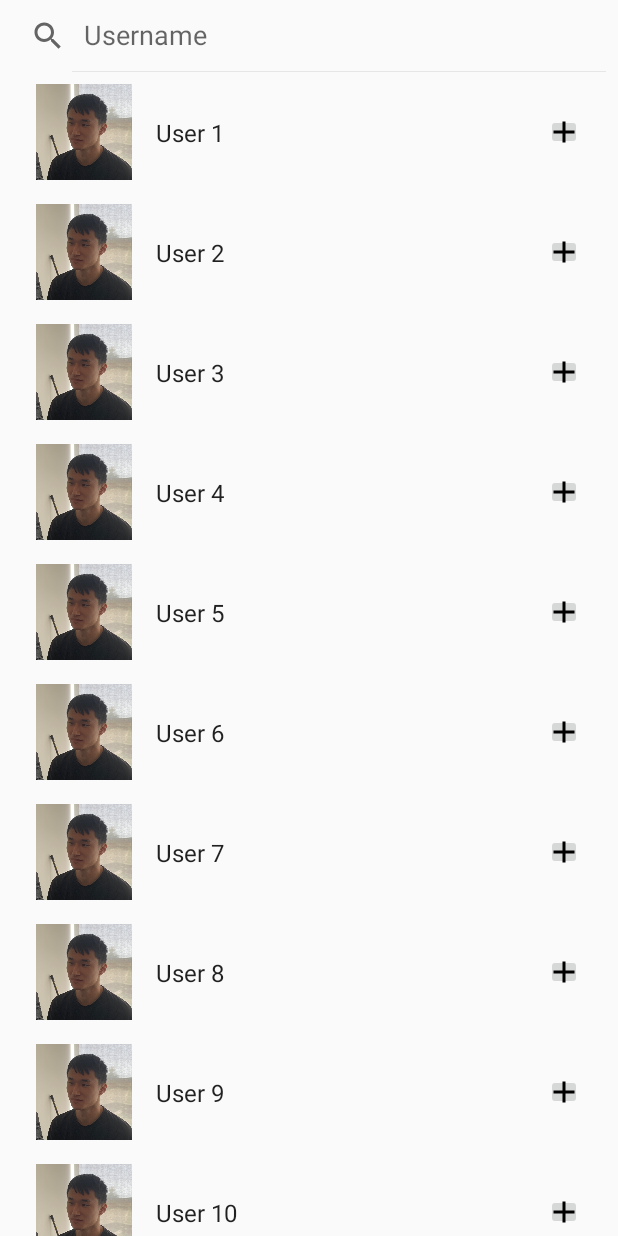
After one commit to stephchi0/pack-pals, an Android app: the fragment FindAPalFragment shown on its own in the app's theme, on a phone screen of 412 x 824 dp. The commit adds this screen. Run offline under Robolectric (Android 15) with nearby library versions, the phone set to English and light mode, and no system bars.

Commit message:
find a pal ui

```diff
--- a/app/build.gradle
+++ b/app/build.gradle
@@ -73,6 +73,7 @@ dependencies {
     implementation 'androidx.lifecycle:lifecycle-livedata-ktx:2.6.1'
     implementation 'com.google.android.gms:play-services-maps:18.1.0'
     implementation 'com.google.firebase:firebase-auth-ktx'
+    implementation 'androidx.recyclerview:recyclerview:1.2.1'
     testImplementation 'junit:junit:4.13.2'
     androidTestImplementation 'androidx.test.ext:junit:1.1.5'
     androidTestImplementation 'androidx.test.espresso:espresso-core:3.5.1'
--- a/app/src/main/AndroidManifest.xml
+++ b/app/src/main/AndroidManifest.xml
@@ -12,6 +12,9 @@
         android:supportsRtl="true"
         android:theme="@style/Theme.PackPals"
         tools:targetApi="31">
+        <activity
+            android:name=".views.findapal.FindAPalActivity"
+            android:exported="false" />
 
         <meta-data
             android:name="com.google.android.geo.API_KEY"
--- /dev/null
+++ b/app/src/main/java/com/example/packpals/views/findapal/FindAPalActivity.kt
@@ -0,0 +1,12 @@
+package com.example.packpals.views.findapal
+
+import androidx.appcompat.app.AppCompatActivity
+import android.os.Bundle
+import com.example.packpals.R
+
+class FindAPalActivity : AppCompatActivity() {
+    override fun onCreate(savedInstanceState: Bundle?) {
+        super.onCreate(savedInstanceState)
+        setContentView(R.layout.activity_find_a_pal)
+    }
+}
--- /dev/null
+++ b/app/src/main/java/com/example/packpals/views/findapal/FindAPalFragment.kt
@@ -0,0 +1,36 @@
+package com.example.packpals.views.findapal
+
+import android.os.Bundle
+import androidx.fragment.app.Fragment
+import androidx.recyclerview.widget.GridLayoutManager
+import androidx.recyclerview.widget.LinearLayoutManager
+import androidx.recyclerview.widget.RecyclerView
+import android.view.LayoutInflater
+import android.view.View
+import android.view.ViewGroup
+import com.example.packpals.R
+import com.example.packpals.views.findapal.placeholder.PlaceholderContent
+import kotlinx.android.synthetic.main.fragment_find_a_pal.view.findAPalRecyclerView
+
+/**
+ * A fragment representing a list of Items.
+ */
+class FindAPalFragment : Fragment() {
+
+    private lateinit var recyclerView: RecyclerView
+
+    override fun onCreateView(
+        inflater: LayoutInflater, container: ViewGroup?,
+        savedInstanceState: Bundle?
+    ): View? {
+        val view = inflater.inflate(R.layout.fragment_find_a_pal, container, false)
+
+        // Set the adapter
+        recyclerView = view.findAPalRecyclerView
+        recyclerView?.apply {
+            layoutManager = LinearLayoutManager(context)
+            adapter = FindAPalRecyclerViewAdapter(PlaceholderContent.ITEMS)
+        }
+        return view
+    }
+}
--- /dev/null
+++ b/app/src/main/java/com/example/packpals/views/findapal/FindAPalRecyclerViewAdapter.kt
@@ -0,0 +1,44 @@
+package com.example.packpals.views.findapal
+
+import androidx.recyclerview.widget.RecyclerView
+import android.view.LayoutInflater
+import android.view.ViewGroup
+import android.widget.TextView
+
+import com.example.packpals.views.findapal.placeholder.PlaceholderContent.PlaceholderItem
+import com.example.packpals.databinding.ItemFindAPalBinding
+
+/**
+ * [RecyclerView.Adapter] that can display a [PlaceholderItem].
+ * TODO: Replace the implementation with code for your data type.
+ */
+class FindAPalRecyclerViewAdapter(
+    private val values: List<PlaceholderItem>
+) : RecyclerView.Adapter<FindAPalRecyclerViewAdapter.ViewHolder>() {
+
+    override fun onCreateViewHolder(parent: ViewGroup, viewType: Int): ViewHolder {
+        val binding = ItemFindAPalBinding.inflate(
+            LayoutInflater.from(parent.context),
+            parent,
+            false
+        )
+        return ViewHolder(binding)
+
+    }
+
+    override fun onBindViewHolder(holder: ViewHolder, position: Int) {
+        val item = values[position]
+        holder.contentView.text = item.content
+    }
+
+    override fun getItemCount(): Int = values.size
+
+    inner class ViewHolder(binding: ItemFindAPalBinding) : RecyclerView.ViewHolder(binding.root) {
+        val contentView: TextView = binding.content
+
+        override fun toString(): String {
+            return super.toString() + " '" + contentView.text + "'"
+        }
+    }
+
+}
--- /dev/null
+++ b/app/src/main/java/com/example/packpals/views/findapal/placeholder/PlaceholderContent.kt
@@ -0,0 +1,57 @@
+package com.example.packpals.views.findapal.placeholder
+
+import java.util.ArrayList
+import java.util.HashMap
+
+/**
+ * Helper class for providing sample content for user interfaces created by
+ * Android template wizards.
+ *
+ * TODO: Replace all uses of this class before publishing your app.
+ */
+object PlaceholderContent {
+
+    /**
+     * An array of sample (placeholder) items.
+     */
+    val ITEMS: MutableList<PlaceholderItem> = ArrayList()
+
+    /**
+     * A map of sample (placeholder) items, by ID.
+     */
+    val ITEM_MAP: MutableMap<String, PlaceholderItem> = HashMap()
+
+    private val COUNT = 25
+
+    init {
+        // Add some sample items.
+        for (i in 1..COUNT) {
+            addItem(createPlaceholderItem(i))
+        }
+    }
+
+    private fun addItem(item: PlaceholderItem) {
+        ITEMS.add(item)
+        ITEM_MAP.put(item.id, item)
+    }
+
+    private fun createPlaceholderItem(position: Int): PlaceholderItem {
+        return PlaceholderItem(position.toString(), "User " + position, makeDetails(position))
+    }
+
+    private fun makeDetails(position: Int): String {
+        val builder = StringBuilder()
+        builder.append("Details about Item: ").append(position)
+        for (i in 0..position - 1) {
+            builder.append("\nMore details information here.")
+        }
+        return builder.toString()
+    }
+
+    /**
+     * A placeholder item representing a piece of content.
+     */
+    data class PlaceholderItem(val id: String, val content: String, val details: String) {
+        override fun toString(): String = content
+    }
+}
--- /dev/null
+++ b/app/src/main/res/drawable/baseline_add_24.xml
@@ -0,0 +1,5 @@
+<vector android:height="24dp" android:tint="#000000"
+    android:viewportHeight="24" android:viewportWidth="24"
+    android:width="24dp" xmlns:android="http://schemas.android.com/apk/res/android">
+    <path android:fillColor="@android:color/white" android:pathData="M19,13h-6v6h-2v-6H5v-2h6V5h2v6h6v2z"/>
+</vector>
--- /dev/null
+++ b/app/src/main/res/layout/activity_find_a_pal.xml
@@ -0,0 +1,11 @@
+<?xml version="1.0" encoding="utf-8"?>
+<androidx.constraintlayout.widget.ConstraintLayout xmlns:android="http://schemas.android.com/apk/res/android"
+    android:layout_width="match_parent"
+    android:layout_height="match_parent">
+
+    <androidx.fragment.app.FragmentContainerView
+        android:layout_width="match_parent"
+        android:layout_height="match_parent"
+        android:name="com.example.packpals.views.findapal.FindAPalFragment"/>
+
+</androidx.constraintlayout.widget.ConstraintLayout>
--- /dev/null
+++ b/app/src/main/res/layout/fragment_find_a_pal.xml
@@ -0,0 +1,35 @@
+<?xml version="1.0" encoding="utf-8"?>
+<androidx.constraintlayout.widget.ConstraintLayout
+    xmlns:android="http://schemas.android.com/apk/res/android"
+    xmlns:app="http://schemas.android.com/apk/res-auto"
+    xmlns:tools="http://schemas.android.com/tools"
+    android:name="com.example.packpals.views.findapal.FindAPalFragment"
+    android:layout_width="match_parent"
+    android:layout_height="match_parent"
+    tools:context=".views.findapal.FindAPalFragment">
+
+    <androidx.appcompat.widget.SearchView
+        android:id="@+id/findAPalSearchView"
+        android:layout_width="match_parent"
+        android:layout_height="wrap_content"
+        app:layout_constraintTop_toTopOf="parent"
+        app:layout_constraintBottom_toTopOf="@id/findAPalRecyclerView"
+        app:layout_constraintLeft_toLeftOf="parent"
+        app:layout_constraintRight_toRightOf="parent"
+        app:defaultQueryHint="Username"
+        app:iconifiedByDefault="false" />
+
+    <androidx.recyclerview.widget.RecyclerView
+        android:id="@+id/findAPalRecyclerView"
+        android:layout_width="match_parent"
+        android:layout_height="match_parent"
+        app:layout_constrainedHeight="true"
+        app:layout_constraintRight_toRightOf="parent"
+        app:layout_constraintLeft_toLeftOf="parent"
+        app:layout_constraintTop_toBottomOf="@id/findAPalSearchView"
+        app:layout_constraintBottom_toBottomOf="parent"
+        android:layout_marginLeft="16dp"
+        android:layout_marginRight="16dp"
+        tools:listitem="@layout/item_find_a_pal"/>
+
+</androidx.constraintlayout.widget.ConstraintLayout>
--- /dev/null
+++ b/app/src/main/res/layout/item_find_a_pal.xml
@@ -0,0 +1,40 @@
+<?xml version="1.0" encoding="utf-8"?>
+<androidx.constraintlayout.widget.ConstraintLayout xmlns:android="http://schemas.android.com/apk/res/android"
+    android:layout_width="match_parent"
+    android:layout_height="wrap_content"
+    xmlns:app="http://schemas.android.com/apk/res-auto"
+    android:orientation="horizontal"
+    android:layout_margin="8dp">
+
+    <ImageView
+        android:id="@+id/preview_image"
+        android:layout_width="64dp"
+        android:layout_height="64dp"
+        android:src="@drawable/preview_find_a_pal"
+        android:scaleType="centerCrop"
+        app:layout_constraintTop_toTopOf="parent"
+        app:layout_constraintBottom_toBottomOf="parent"
+        android:textAppearance="?attr/textAppearanceListItem"
+        app:layout_constraintEnd_toStartOf="@+id/content"
+        app:layout_constraintStart_toStartOf="parent" />
+
+    <TextView
+        android:id="@+id/content"
+        android:layout_width="0dp"
+        android:layout_height="wrap_content"
+        app:layout_constraintStart_toEndOf="@id/preview_image"
+        app:layout_constraintEnd_toStartOf="@id/add_pal_button"
+        app:layout_constraintTop_toTopOf="parent"
+        app:layout_constraintBottom_toBottomOf="parent"
+        android:layout_margin="@dimen/text_margin"
+        android:textAppearance="?attr/textAppearanceListItem" />
+
+    <ImageButton
+        android:id="@+id/add_pal_button"
+        android:layout_width="24dp"
+        android:layout_height="24dp"
+        android:src="@drawable/baseline_add_24"
+        app:layout_constraintEnd_toEndOf="parent"
+        app:layout_constraintTop_toTopOf="parent"
+        app:layout_constraintBottom_toBottomOf="parent"/>
+</androidx.constraintlayout.widget.ConstraintLayout>
--- a/app/src/main/res/values/dimens.xml
+++ b/app/src/main/res/values/dimens.xml
@@ -6,4 +6,5 @@
     <dimen name="activity_vertical_margin">16dp</dimen>
     <dimen name="nav_header_vertical_spacing">8dp</dimen>
     <dimen name="fab_margin">16dp</dimen>
+    <dimen name="text_margin">16dp</dimen>
 </resources>
```
Also changed, not shown: app/src/main/res/drawable/preview_find_a_pal.png (added).
